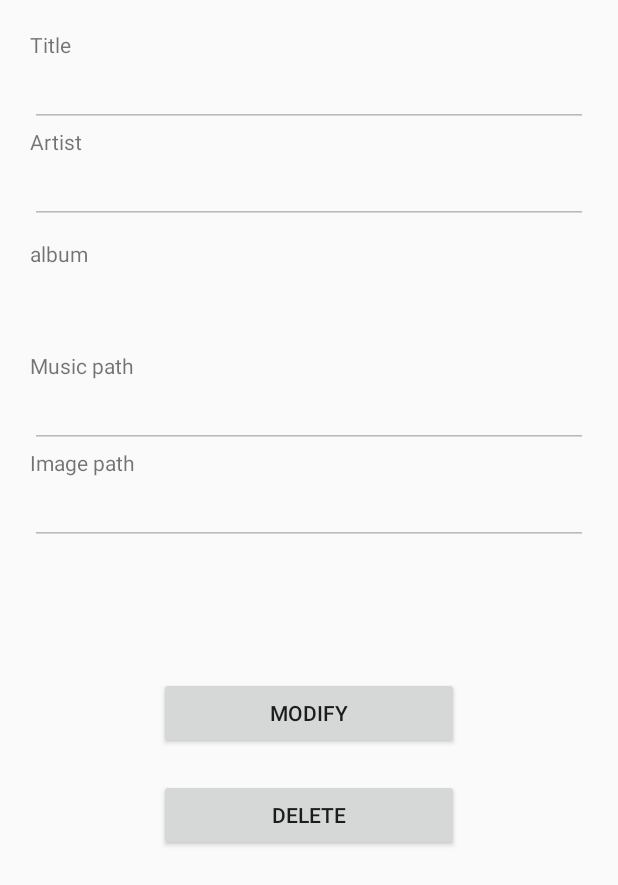
After one commit to flomSStaar/AudiumMobile, an Android app: the TrackPageActivity screen opened directly, with no data from a screen before it, on a phone screen of 412 x 824 dp. The commit adds this screen. Shown: the top 885 px of the screen. Run offline under Robolectric (Android 15) with nearby library versions, the phone set to English and light mode, and no system bars; our stand-ins replace Firebase (no records; nobody signed in at launch, a user with empty details on screens opened directly).

Commit message:
Ajout d'une vue pour chaque track (pour que l'admin puisse les gérer)

```diff
--- a/app/src/main/AndroidManifest.xml
+++ b/app/src/main/AndroidManifest.xml
@@ -63,7 +63,9 @@
         <activity
             android:name=".activity.chooser.AlbumChooser"
             android:exported="false" />
-
+        <activity
+            android:name=".activity.admin.TrackPageActivity"
+            android:exported="false" />
         <service android:name=".MediaService" />
     </application>
 
--- /dev/null
+++ b/app/src/main/java/uqac/dim/audium/activity/admin/TrackPageActivity.java
@@ -0,0 +1,183 @@
+package uqac.dim.audium.activity.admin;
+
+import android.content.Intent;
+import android.os.Bundle;
+import android.util.Log;
+import android.view.View;
+import android.widget.Button;
+import android.widget.EditText;
+import android.widget.TextView;
+import android.widget.Toast;
+
+import androidx.activity.result.ActivityResult;
+import androidx.activity.result.ActivityResultLauncher;
+import androidx.activity.result.contract.ActivityResultContracts;
+import androidx.annotation.NonNull;
+import androidx.annotation.Nullable;
+import androidx.appcompat.app.AppCompatActivity;
+
+import com.google.firebase.database.DataSnapshot;
+import com.google.firebase.database.DatabaseError;
+import com.google.firebase.database.DatabaseReference;
+import com.google.firebase.database.FirebaseDatabase;
+import com.google.firebase.database.ValueEventListener;
+
+import org.w3c.dom.Text;
+
+import java.nio.charset.StandardCharsets;
+
+import uqac.dim.audium.R;
+import uqac.dim.audium.activity.chooser.AlbumChooser;
+import uqac.dim.audium.firebase.FirebaseAlbum;
+import uqac.dim.audium.firebase.FirebaseTrack;
+import uqac.dim.audium.model.entity.Album;
+import uqac.dim.audium.model.entity.Artist;
+import uqac.dim.audium.model.entity.Track;
+import uqac.dim.audium.model.entity.User;
+
+public class TrackPageActivity extends AppCompatActivity {
+
+    protected Track track;
+    protected Long trackId;
+    protected Long albumId;
+    protected Artist artist;
+    private DatabaseReference database;
+    private EditText editName;
+    private EditText editArtist;
+    private TextView editAlbum;
+    private EditText editMusicPath;
+    private EditText editImagePath;
+    private Button btnSave;
+    private Button btnChangeAlbum;
+    private ActivityResultLauncher<Intent> albumResultLauncher;
+
+    @Override
+    protected void onCreate(@Nullable Bundle savedInstanceState) {
+        super.onCreate(savedInstanceState);
+        setContentView(R.layout.activity_track_page);
+
+        albumResultLauncher = registerForActivityResult(new ActivityResultContracts.StartActivityForResult(), this::getAlbumResult);
+        albumId = null;
+        trackId = getIntent().getLongExtra("trackId",0);
+
+        editName = (EditText) findViewById(R.id.edit_track_name);
+        editAlbum = (TextView) findViewById(R.id.track_page_album);
+        editArtist = (EditText) findViewById(R.id.edit_track_artist);
+        editMusicPath = (EditText) findViewById(R.id.edit_track_path);
+        editImagePath = (EditText) findViewById(R.id.edit_track_image_path);
+
+        editName.setEnabled(false);
+        editAlbum.setEnabled(false);
+        editArtist.setEnabled(false);
+        editMusicPath.setEnabled(false);
+        editImagePath.setEnabled(false);
+
+        btnSave = (Button) findViewById(R.id.btn_save_track);
+        btnSave.setVisibility(View.INVISIBLE);
+        btnChangeAlbum = (Button) findViewById(R.id.btn_choose_album_track_page);
+        btnChangeAlbum.setVisibility(View.INVISIBLE);
+
+        database = FirebaseDatabase.getInstance().getReference();
+        database.child("tracks").child(String.valueOf(trackId)).addValueEventListener(new ValueEventListener() {
+            @Override
+            public void onDataChange(@NonNull DataSnapshot snapshot) {
+                track = snapshot.getValue(Track.class);
+                if (track != null) {
+                    editName.setText(track.getName());
+                    if(track.getAlbumId()==null)
+                        editAlbum.setText("Not in an album");
+                    else{
+                        albumId = track.getAlbumId();
+                        editAlbum.setText(albumId.toString());
+                    }
+                    editMusicPath.setText(track.getPath());
+                    editImagePath.setText(track.getImagePath());
+                    database.child("artists").child(track.getArtistId().toString()).addValueEventListener(new ValueEventListener() {
+                        @Override
+                        public void onDataChange(@NonNull DataSnapshot snapshot) {
+                            artist = snapshot.getValue(Artist.class);
+                            if (artist != null) {
+                                editArtist.setText(artist.getStageName());
+                            }
+                        }
+                        @Override
+                        public void onCancelled(@NonNull DatabaseError error) {
+
+                        }
+                    });
+                }
+            }
+
+            @Override
+            public void onCancelled(@NonNull DatabaseError error) {
+
+            }
+        });
+
+    }
+
+    public void modifyTrack(View view) {
+        btnSave.setVisibility(View.VISIBLE);
+        if(track.getAlbumId()==null)
+            btnChangeAlbum.setVisibility(View.VISIBLE);
+        editName.setEnabled(true);
+        editImagePath.setEnabled(true);
+    }
+
+
+    public void saveTrack(View view) {
+        String newName = editName.getText().toString();
+        String newImagePath = editImagePath.getText().toString();
+
+        FirebaseDatabase db = FirebaseDatabase.getInstance();
+        FirebaseTrack newTrack = new FirebaseTrack(trackId,newName,track.getPath(),newImagePath,artist.getId(),albumId);
+        db.getReference("tracks/").child(String.valueOf(trackId)).setValue(newTrack);
+        if(albumId!=null)
+            db.getReference("albums/").child(String.valueOf(albumId)).setValue(newTrack.getId());
+        editName.setEnabled(false);
+        editImagePath.setEnabled(false);
+        btnSave.setVisibility(View.INVISIBLE);
+        btnChangeAlbum.setVisibility(View.INVISIBLE);
+    }
+
+    private void getAlbumResult(ActivityResult activityResult) {
+        try {
+            if (activityResult.getResultCode() == RESULT_OK && activityResult.getData() != null) {
+                Bundle extras = activityResult.getData().getExtras();
+                long newAlbumId = extras.getLong("albumId");
+                String albumName = extras.getString("albumName");
+                if (newAlbumId != 0 && albumName != null) {
+                    albumId = newAlbumId;
+                    editAlbum.setText(albumName + "(" + albumId + ")");
+                }
+                Log.i("DIM", "Get the albumId " + albumId);
+            } else if (activityResult.getResultCode() == RESULT_CANCELED) {
+                if (activityResult.getData() != null && activityResult.getData().hasExtra("error")) {
+                    Log.e("DIM", "An error occured with the album chooser");
+                    Toast.makeText(getApplicationContext(), "An error occured with the album chooser", Toast.LENGTH_SHORT).show();
+                    throw new Exception();
+                }
+            } else {
+                throw new Exception();
+            }
+        } catch (Exception e) {
+            e.printStackTrace();
+            Log.e("DIM", "Cannot get the album id from AlbumChooser");
+        }
+    }
+
+    public void addAlbum(View view) {
+        Intent intent = new Intent(getApplicationContext(), AlbumChooser.class);
+        intent.putExtra("artistId", track.getArtistId());
+        intent.putExtra("artistName", artist.getStageName());
+        albumResultLauncher.launch(intent);
+    }
+
+    public void deleteTrack(View view) {
+        database = FirebaseDatabase.getInstance().getReference();
+        database.child("tracks").child(String.valueOf(trackId)).removeValue();
+        // Remove les ids des tracks des albums
+        trackId = null;
+        finish();
+    }
+}
--- /dev/null
+++ b/app/src/main/res/layout/activity_track_page.xml
@@ -0,0 +1,104 @@
+<?xml version="1.0" encoding="utf-8"?>
+<LinearLayout xmlns:android="http://schemas.android.com/apk/res/android"
+    android:orientation="vertical"
+    android:layout_width="match_parent"
+    android:layout_height="match_parent"
+    android:layout_margin="20dp">
+
+    <TextView
+        android:layout_width="match_parent"
+        android:layout_height="wrap_content"
+        android:text="@string/title" />
+    <EditText
+        android:id="@+id/edit_track_name"
+        android:layout_width="match_parent"
+        android:layout_height="wrap_content"
+        android:inputType="text" />
+
+    <TextView
+        android:layout_width="match_parent"
+        android:layout_height="wrap_content"
+        android:text="@string/artist" />
+    <EditText
+        android:id="@+id/edit_track_artist"
+        android:layout_width="match_parent"
+        android:layout_height="wrap_content"
+        android:inputType="text" />
+
+    <LinearLayout
+        android:layout_width="match_parent"
+        android:layout_height="wrap_content"
+        android:layout_marginTop="10sp"
+        android:orientation="vertical">
+
+        <TextView
+            android:layout_width="match_parent"
+            android:layout_height="wrap_content"
+            android:text="@string/album" />
+
+        <LinearLayout
+            android:layout_width="match_parent"
+            android:layout_height="wrap_content"
+            android:orientation="horizontal">
+
+            <TextView
+                android:id="@+id/track_page_album"
+                android:layout_width="0dp"
+                android:layout_height="wrap_content"
+                android:layout_gravity="center"
+                android:layout_marginEnd="5dp"
+                android:layout_weight="4" />
+
+            <Button
+                android:id="@+id/btn_choose_album_track_page"
+                android:layout_width="0dp"
+                android:layout_height="wrap_content"
+                android:layout_weight="2"
+                android:text="@string/choose_an_album"
+                android:onClick="addAlbum"/>
+        </LinearLayout>
+    </LinearLayout>
+    <TextView
+        android:layout_width="match_parent"
+        android:layout_height="wrap_content"
+        android:text="@string/music_path" />
+    <EditText
+        android:id="@+id/edit_track_path"
+        android:layout_width="match_parent"
+        android:layout_height="wrap_content"
+        android:inputType="text" />
+
+    <TextView
+        android:layout_width="match_parent"
+        android:layout_height="wrap_content"
+        android:text="@string/image_path" />
+    <EditText
+        android:id="@+id/edit_track_image_path"
+        android:layout_width="match_parent"
+        android:layout_height="wrap_content"
+        android:inputType="text" />
+
+    <Button
+        android:id="@+id/btn_save_track"
+        android:layout_width="200dp"
+        android:layout_height="wrap_content"
+        android:text="@string/save"
+        android:layout_gravity="center"
+        android:layout_marginVertical="20dp"
+        android:onClick="saveTrack"/>
+
+    <Button
+        android:layout_width="200dp"
+        android:layout_height="wrap_content"
+        android:text="@string/modify"
+        android:layout_gravity="center"
+        android:onClick="modifyTrack"/>
+
+    <Button
+        android:layout_width="200dp"
+        android:layout_height="wrap_content"
+        android:text="@string/delete"
+        android:layout_gravity="center"
+        android:layout_marginVertical="20dp"
+        android:onClick="deleteTrack"/>
+</LinearLayout>
--- a/app/src/main/res/values/strings.xml
+++ b/app/src/main/res/values/strings.xml
@@ -63,4 +63,6 @@
     <string name="choose_an_artist">Choose an artist</string>
     <string name="choose_an_album">Choose an album</string>
     <string name="error_occured">An error occured, please try again later</string>
+    <string name="artist">Artist</string>
+    <string name="album">album</string>
 </resources>
```
Also changed, not shown: app/src/main/java/uqac/dim/audium/activity/admin/TrackListActivity.java (+13 -2 lines), app/src/main/java/uqac/dim/audium/model/entity/Track.java (+19 -0 lines).
